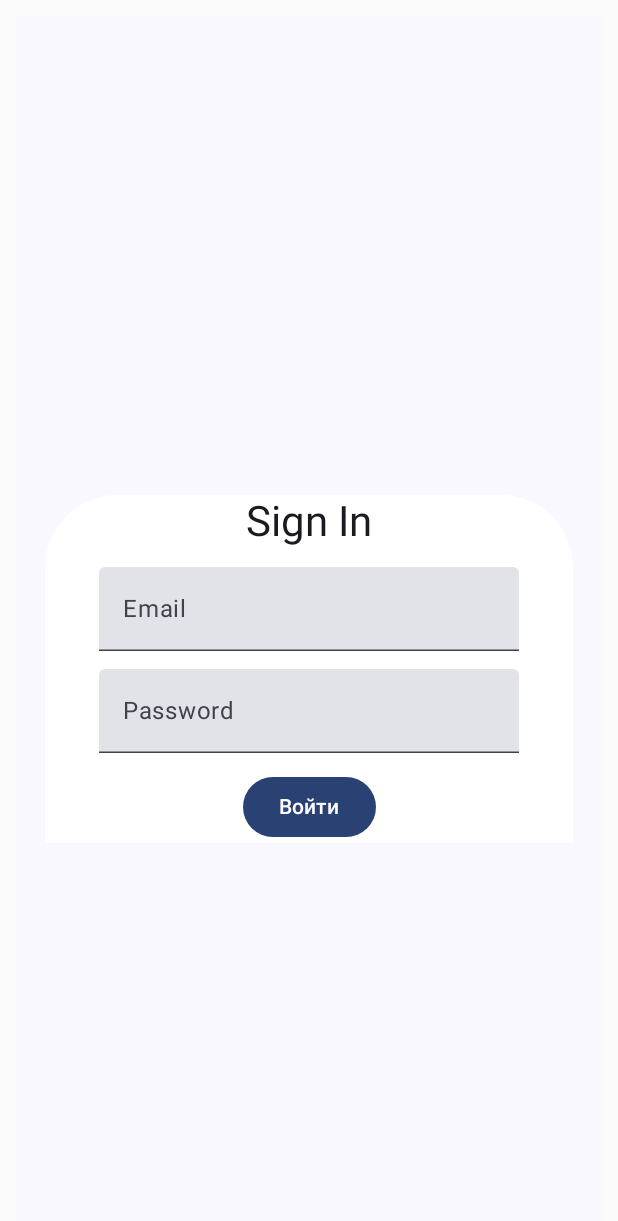
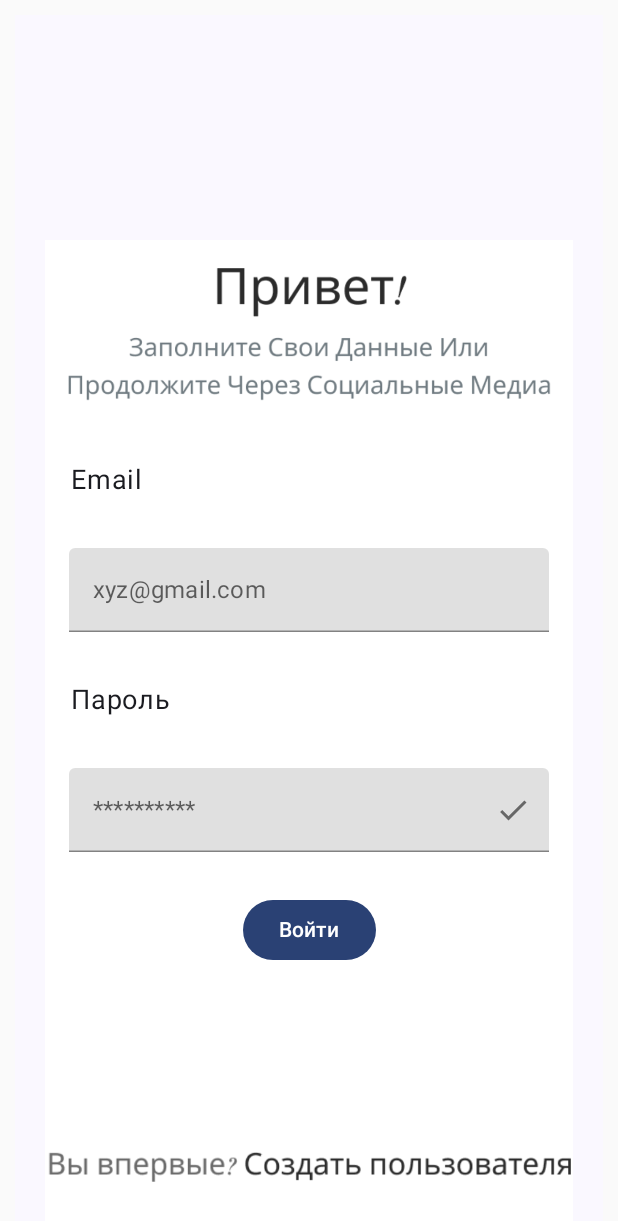
Before and after one commit to Vladimir-Silvanovich/SuperpowerfullAndroidApplication2, an Android app built with Jetpack Compose: the screen it shows after launch (MainActivity), on a phone screen of 412 x 824 dp. Shown: the top 1221 px of the screen. Run offline under Robolectric (Android 15) with nearby library versions, the phone set to English and light mode, and no system bars; libraries missing offline, so code that uses them is left out: io.github.jan.supabase.

Commit message:
Added SignUp

```diff
--- a/app/src/main/java/com/example/chudoapplication/data/repository/impl/CategoryRepositoryImpl.kt
+++ b/app/src/main/java/com/example/chudoapplication/data/repository/impl/CategoryRepositoryImpl.kt
@@ -1,9 +1,9 @@
 package com.example.chudoapplication.data.repository.impl
 
 import com.example.chudoapplication.data.entities.CategoryDto
-import com.example.chudoapplication.data.network.supabase
 import com.example.chudoapplication.data.repository.CategoryRepository
 import com.example.chudoapplication.domain.models.Category
+import com.example.chudoapplication.supabase
 import io.github.jan.supabase.postgrest.from
 import io.github.jan.supabase.postgrest.postgrest
 import kotlinx.coroutines.Dispatchers
--- /dev/null
+++ b/app/src/main/java/com/example/chudoapplication/presentation/UiElements/LoginTextField.kt
@@ -0,0 +1,27 @@
+package com.example.chudoapplication.presentation.UiElements
+
+import androidx.compose.foundation.layout.*
+import androidx.compose.foundation.text.KeyboardOptions
+//noinspection UsingMaterialAndMaterial3Libraries
+import androidx.compose.material.*
+import androidx.compose.runtime.*
+import androidx.compose.ui.Modifier
+import androidx.compose.ui.text.input.KeyboardType
+import androidx.compose.ui.unit.dp
+
+@Composable
+fun LoginTextField(
+    text: String
+) {
+    var login by remember { mutableStateOf("") }
+
+    TextField(
+        value = login,
+        onValueChange = { login = it },
+        label = { Text(text) },
+        modifier = Modifier
+            .fillMaxWidth()
+            .padding(16.dp),
+        keyboardOptions = KeyboardOptions(keyboardType = KeyboardType.Text)
+    )
+}
--- /dev/null
+++ b/app/src/main/java/com/example/chudoapplication/presentation/UiElements/PasswordTextField.kt
@@ -0,0 +1,38 @@
+package com.example.chudoapplication.presentation.UiElements
+
+import androidx.compose.foundation.layout.*
+import androidx.compose.foundation.text.KeyboardOptions
+import androidx.compose.material.*
+import androidx.compose.material.icons.Icons
+import androidx.compose.material.icons.filled.Check
+import androidx.compose.material.icons.filled.Close
+import androidx.compose.runtime.*
+import androidx.compose.ui.Modifier
+import androidx.compose.ui.text.input.*
+import androidx.compose.ui.unit.dp
+
+@Composable
+fun PasswordTextField() {
+    var password by remember { mutableStateOf("") }
+    var passwordVisible by remember { mutableStateOf(false) }
+
+    TextField(
+        value = password,
+        onValueChange = { password = it },
+        label = { Text("**********") },
+        modifier = Modifier
+            .fillMaxWidth()
+            .padding(16.dp),
+        keyboardOptions = KeyboardOptions(keyboardType = KeyboardType.Password),
+        visualTransformation = if (passwordVisible) VisualTransformation.None else PasswordVisualTransformation(),
+        trailingIcon = {
+            val image = if (passwordVisible) Icons.Default.Close else Icons.Filled.Check
+            IconButton(onClick = { passwordVisible = !passwordVisible }) {
+                Icon(
+                    imageVector = image,
+                    contentDescription = if (passwordVisible) "Hide password" else "Show password"
+                )
+            }
+        }
+    )
+}
--- a/app/src/main/java/com/example/chudoapplication/presentation/signIn/SignInScreen.kt
+++ b/app/src/main/java/com/example/chudoapplication/presentation/signIn/SignInScreen.kt
@@ -3,12 +3,16 @@ package com.example.chudoapplication.presentation.signIn
 import androidx.compose.runtime.Composable
 import androidx.compose.foundation.Image
 import androidx.compose.foundation.background
+import androidx.compose.foundation.clickable
 import androidx.compose.foundation.layout.Arrangement
 import androidx.compose.foundation.layout.Box
 import androidx.compose.foundation.layout.Column
+import androidx.compose.foundation.layout.Spacer
 import androidx.compose.foundation.layout.fillMaxHeight
 import androidx.compose.foundation.layout.fillMaxWidth
+import androidx.compose.foundation.layout.height
 import androidx.compose.foundation.layout.padding
+import androidx.compose.foundation.layout.width
 import androidx.compose.foundation.shape.RoundedCornerShape
 import androidx.compose.foundation.text.KeyboardActions
 import androidx.compose.foundation.text.KeyboardOptions
@@ -47,7 +51,11 @@ import androidx.compose.ui.text.input.PasswordVisualTransformation
 import androidx.compose.ui.text.input.VisualTransformation
 import androidx.compose.ui.tooling.preview.Preview
 import androidx.compose.ui.unit.dp
+import androidx.compose.ui.unit.sp
 import androidx.lifecycle.viewmodel.compose.viewModel
+import com.example.chudoapplication.R
+import com.example.chudoapplication.presentation.UiElements.LoginTextField
+import com.example.chudoapplication.presentation.UiElements.PasswordTextField
 import kotlinx.coroutines.Dispatchers
 import kotlinx.coroutines.launch
 import kotlinx.coroutines.withContext
@@ -56,7 +64,8 @@ import kotlinx.coroutines.withContext
 fun SignInScreen(
     modifier: Modifier = Modifier,
     viewModel: SignInViewModel = viewModel(),
-    onEnterClicked: () -> Unit = {}
+    onEnterClicked: () -> Unit = {},
+    onRegisterClicked: () -> Unit = {}
 ) {
 
     val snackbarHostState = remember { SnackbarHostState() }
@@ -75,39 +84,40 @@ fun SignInScreen(
                 .fillMaxHeight(),
             contentAlignment = Alignment.TopCenter
         ) {
-//
-//            val email = viewModel.email.collectAsState()
-//            val password = viewModel.password.collectAsState()
-
             Column(
                 modifier = Modifier
-                    .padding(top = 320.dp, start = 20.dp, end = 20.dp)
+                    .padding(top = 150.dp, start = 20.dp, end = 20.dp)
                     .fillMaxWidth()
                     .background(
-                        color = Color.White,
-                        shape = RoundedCornerShape(topStart = 48.dp, topEnd = 48.dp)
-                    ),
+                        color = Color.White
+                    ).fillMaxHeight(),
                 verticalArrangement = Arrangement.spacedBy(12.dp),
                 horizontalAlignment = Alignment.CenterHorizontally
             ) {
-                Text(
-                    text = "Sign In",
-                    style = MaterialTheme.typography.headlineMedium
+                Image(
+                    contentDescription = null,
+                    painter = painterResource(R.drawable.signinhello),
+                    modifier = Modifier.fillMaxWidth().fillMaxHeight(0.2f)
                 )
-                TextField(
-                    value = email,
-                    onValueChange = { viewModel.onEmailChange(it) },
-                    label = { Text("Email") }
-                )
-                TextField(
-                    value = password,
-                    onValueChange = { viewModel.onPasswordChange(it) },
-                    label = { Text("Password") }
-                )
+                Text("Email",
+                    fontSize = 18.sp,
+                    modifier = Modifier.fillMaxWidth().padding(17.dp,5.dp))
+                LoginTextField("xyz@gmail.com")
+                Text("Пароль",
+                    fontSize = 18.sp,
+                    modifier = Modifier.fillMaxWidth().padding(17.dp,5.dp))
+                PasswordTextField()
                 Button(onClick = onEnterClicked)
                 {
                     Text("Войти")
                 }
+                Spacer(Modifier.height(100.dp))
+                Image(contentDescription = "",
+                    painter = painterResource(R.drawable.signinwithoutaccount),
+                    modifier = Modifier.clickable {
+                        onRegisterClicked()
+                    }
+                )
             }
         }
     }
--- a/app/src/main/java/com/example/chudoapplication/presentation/signIn/SignInViewModel.kt
+++ b/app/src/main/java/com/example/chudoapplication/presentation/signIn/SignInViewModel.kt
@@ -4,12 +4,6 @@ import android.util.Log
 import android.util.Patterns.EMAIL_ADDRESS
 import androidx.lifecycle.ViewModel
 import androidx.lifecycle.viewModelScope
-import com.example.chudoapplication.data.network.supabase
-import com.example.chudoapplication.domain.models.UserModel
-import io.github.jan.supabase.auth.auth
-import io.github.jan.supabase.auth.status.SessionSource
-import io.github.jan.supabase.auth.status.SessionStatus
-import io.github.jan.supabase.postgrest.from
 import kotlinx.coroutines.flow.MutableSharedFlow
 import kotlinx.coroutines.flow.MutableStateFlow
 import kotlinx.coroutines.flow.SharedFlow
```
Also changed, not shown: app/src/main/java/com/example/chudoapplication/MainActivity.kt (+11 -0 lines), app/src/main/java/com/example/chudoapplication/data/network/supabaseService.kt (+0 -8 lines), app/src/main/java/com/example/chudoapplication/presentation/UiElements/CheckBox.kt (added, +36 -0 lines), app/src/main/java/com/example/chudoapplication/presentation/home/HomeScreen.kt (+12 -7 lines), app/src/main/java/com/example/chudoapplication/presentation/home/HomeViewModel.kt (+17 -6 lines), app/src/main/java/com/example/chudoapplication/presentation/signup/SignUpScreen.kt (added, +85 -0 lines), gradle/libs.versions.toml (+21 -0 lines), app/src/main/res/drawable-mdpi/signinhello.png (added), app/src/main/res/drawable-mdpi/signinwithoutaccount.png (added), app/src/main/res/drawable-mdpi/signupbutton.png (added), app/src/main/res/drawable-mdpi/signupsignin.png (added), app/src/main/res/drawable-mdpi/signuptitle.png (added).
